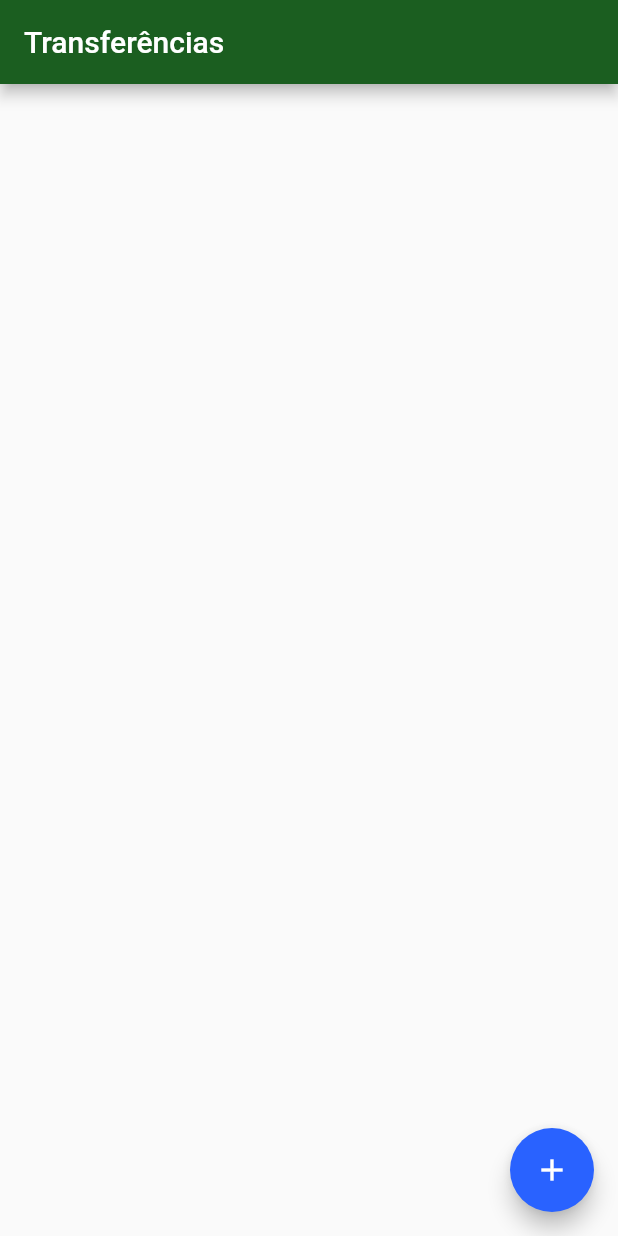
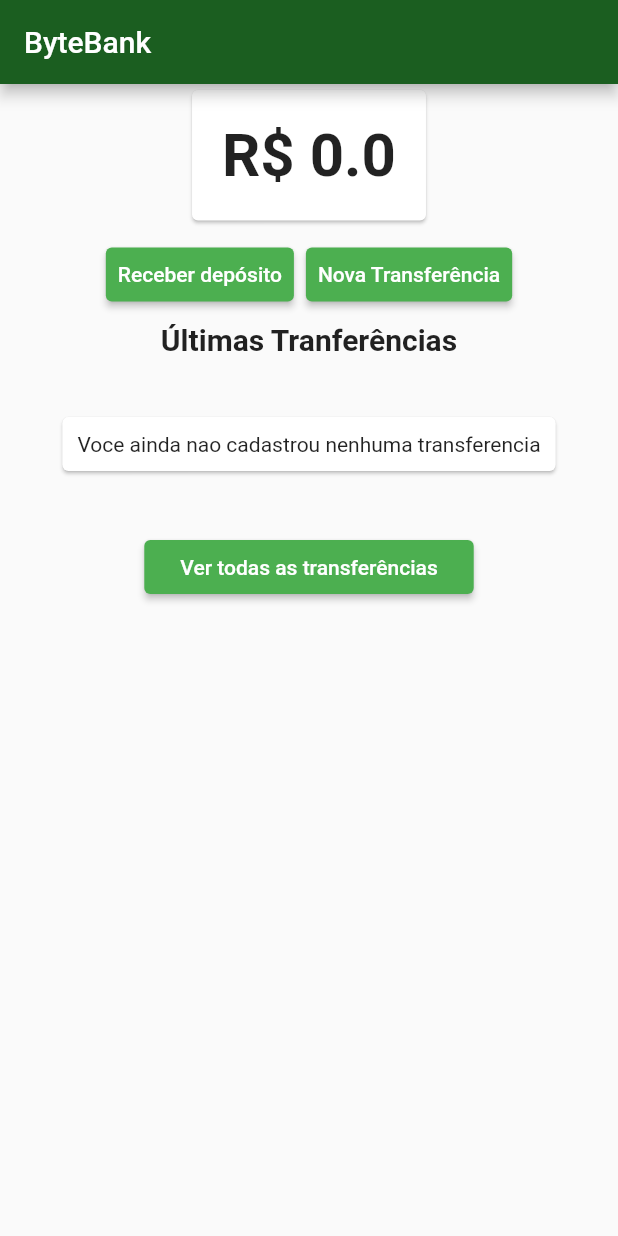
Before and after one commit to GaldinoAllan/ByteBank, a Flutter app: the screen it shows after launch, on a phone screen of 412 x 824 dp. Run offline on Flutter 3.47's test engine with Material 2 defaults, Android fonts, the phone set to English and light mode, and no system bars.

```diff
--- /dev/null
+++ b/lib/models/saldo.dart
@@ -0,0 +1,24 @@
+import 'package:flutter/material.dart';
+
+class Saldo extends ChangeNotifier {
+  double value;
+
+  Saldo(this.value);
+
+  void add(double value) {
+    this.value += value;
+
+    notifyListeners();
+  }
+
+  void subtract(double value) {
+    this.value -= value;
+
+    notifyListeners();
+  }
+
+  @override
+  String toString() {
+    return 'R\$ $value';
+  }
+}
--- a/lib/models/transferencia.dart
+++ b/lib/models/transferencia.dart
@@ -1,14 +1,17 @@
 class Transferencia {
-  final double valor;
-  final int numeroConta;
+  final double value;
+  final int accountNumber;
 
   Transferencia(
-    this.valor,
-    this.numeroConta,
+    this.value,
+    this.accountNumber,
   );
 
-  @override
-  String toString() {
-    return 'Transferencia{valor: $valor, numeroConta: $numeroConta}';
+  String toStringValue() {
+    return 'R\$ $value';
+  }
+
+  String toStringAccount() {
+    return '$accountNumber';
   }
 }
--- /dev/null
+++ b/lib/models/transferencias.dart
@@ -0,0 +1,14 @@
+import 'package:bytebank/models/transferencia.dart';
+import 'package:flutter/material.dart';
+
+class Transferencias extends ChangeNotifier {
+  final List<Transferencia> _transferencias = [];
+
+  List<Transferencia> get transferencias => _transferencias;
+
+  add(Transferencia novaTransferencia) {
+    transferencias.add(novaTransferencia);
+
+    notifyListeners();
+  }
+}
--- /dev/null
+++ b/lib/screens/dashboard/dashboard.dart
@@ -0,0 +1,53 @@
+import 'package:bytebank/screens/dashboard/saldo_card.dart';
+import 'package:bytebank/screens/deposito/formulario_deposito.dart';
+import 'package:bytebank/screens/transferencia/formulario_transferencia.dart';
+import 'package:bytebank/screens/transferencia/ultimas_transferencias.dart';
+import 'package:flutter/material.dart';
+
+class Dashboard extends StatelessWidget {
+  Widget build(BuildContext context) {
+    return Scaffold(
+      appBar: AppBar(
+        title: const Text('ByteBank'),
+      ),
+      body: ListView(
+        children: <Widget>[
+          Align(
+            alignment: Alignment.topCenter,
+            child: SaldoCard(),
+          ),
+          ButtonBar(
+            alignment: MainAxisAlignment.center,
+            children: [
+              RaisedButton(
+                child: Text('Receber depósito'),
+                color: Colors.green,
+                onPressed: () {
+                  Navigator.push(
+                    context,
+                    MaterialPageRoute(builder: (context) {
+                      return FormularioDeposito();
+                    }),
+                  );
+                },
+              ),
+              RaisedButton(
+                child: Text('Nova Transferência'),
+                color: Colors.green,
+                onPressed: () {
+                  Navigator.push(
+                    context,
+                    MaterialPageRoute(builder: (context) {
+                      return FormularioTransferencia();
+                    }),
+                  );
+                },
+              ),
+            ],
+          ),
+          UltimasTransferencias(),
+        ],
+      ),
+    );
+  }
+}
--- /dev/null
+++ b/lib/screens/dashboard/saldo_card.dart
@@ -0,0 +1,26 @@
+import 'package:bytebank/models/saldo.dart';
+import 'package:flutter/material.dart';
+import 'package:provider/provider.dart';
+
+class SaldoCard extends StatelessWidget {
+  @override
+  Widget build(BuildContext context) {
+    return Card(
+      child: Padding(
+        padding: EdgeInsets.all(20.0),
+        child: Consumer<Saldo>(
+          builder: (context, value, child) {
+            return Text(
+              value.toString(),
+              textAlign: TextAlign.center,
+              style: TextStyle(
+                fontSize: 40,
+                fontWeight: FontWeight.bold,
+              ),
+            );
+          },
+        ),
+      ),
+    );
+  }
+}
--- a/lib/screens/transferencia/lista.dart
+++ /dev/null
@@ -1,68 +0,0 @@
-import 'package:bytebank/models/transferencia.dart';
-import 'package:bytebank/screens/transferencia/formulario.dart';
-import 'package:flutter/material.dart';
-
-const _titleAppBar = 'Transferências';
-
-class ListaTransferencias extends StatefulWidget {
-  final List<Transferencia> _transferencias = List();
-
-  @override
-  State<StatefulWidget> createState() {
-    return ListaTransferenciasState();
-  }
-}
-
-class ListaTransferenciasState extends State<ListaTransferencias> {
-  @override
-  Widget build(BuildContext context) {
-    return Scaffold(
-      appBar: AppBar(
-        title: Text(_titleAppBar),
-      ),
-      body: ListView.builder(
-        itemCount: widget._transferencias.length,
-        itemBuilder: (context, indice) {
-          final transferencia = widget._transferencias[indice];
-          return ItemTransferencia(transferencia);
-        },
-      ),
-      floatingActionButton: FloatingActionButton(
-        child: Icon(Icons.add),
-        onPressed: () {
-          Navigator.push(
-            context,
-            MaterialPageRoute(builder: (context) {
-              return FormularioTransferencia();
-            }),
-          ).then((transferenciaRecebida) => _atualiza(transferenciaRecebida));
-        },
-      ),
-    );
-  }
-
-  void _atualiza(Transferencia transferenciaRecebida) {
-    if (transferenciaRecebida != null) {
-      setState(() {
-        widget._transferencias.add(transferenciaRecebida);
-      });
-    }
-  }
-}
-
-class ItemTransferencia extends StatelessWidget {
-  final Transferencia _transferencia;
-
-  ItemTransferencia(this._transferencia);
-
-  @override
-  Widget build(BuildContext context) {
-    return Card(
-      child: ListTile(
-        leading: Icon(Icons.monetization_on),
-        title: Text(_transferencia.valor.toString()),
-        subtitle: Text(_transferencia.numeroConta.toString()),
-      ),
-    );
-  }
-}
--- /dev/null
+++ b/lib/screens/transferencia/ultimas_transferencias.dart
@@ -0,0 +1,76 @@
+import 'package:bytebank/models/transferencias.dart';
+import 'package:bytebank/screens/transferencia/lista_transferencias.dart';
+import 'package:flutter/material.dart';
+import 'package:provider/provider.dart';
+
+final _title = 'Últimas Tranferências';
+
+class UltimasTransferencias extends StatelessWidget {
+  @override
+  Widget build(BuildContext context) {
+    return Column(
+      children: [
+        Text(
+          _title,
+          style: TextStyle(
+            fontWeight: FontWeight.bold,
+            fontSize: 20,
+          ),
+        ),
+        Consumer<Transferencias>(
+          builder: (context, transferencias, child) {
+            final _quantity = transferencias.transferencias.length;
+            final _ultimasTransferencias =
+                transferencias.transferencias.reversed.toList();
+
+            int size = 6;
+
+            if (_quantity == 0) {
+              return SemTransferenciasCadastradas();
+            }
+
+            if (_quantity < 7) {
+              size = _quantity;
+            }
+
+            return ListView.builder(
+              padding: const EdgeInsets.all(8),
+              itemCount: size,
+              shrinkWrap: true,
+              itemBuilder: (context, index) {
+                return ItemTransferencia(_ultimasTransferencias[index]);
+              },
+            );
+          },
+        ),
+        RaisedButton(
+          child: Text('Ver todas as transferências'),
+          color: Colors.green,
+          onPressed: () {
+            Navigator.push(
+              context,
+              MaterialPageRoute(builder: (context) {
+                return ListaTransferencias();
+              }),
+            );
+          },
+        ),
+      ],
+    );
+  }
+}
+
+class SemTransferenciasCadastradas extends StatelessWidget {
+  Widget build(BuildContext context) {
+    return Card(
+      margin: EdgeInsets.all(40),
+      child: Padding(
+        padding: EdgeInsets.all(10),
+        child: Text(
+          'Voce ainda nao cadastrou nenhuma transferencia',
+          textAlign: TextAlign.center,
+        ),
+      ),
+    );
+  }
+}
--- a/pubspec.yaml
+++ b/pubspec.yaml
@@ -28,6 +28,7 @@ dependencies:
   # The following adds the Cupertino Icons font to your application.
   # Use with the CupertinoIcons class for iOS style icons.
   cupertino_icons: ^1.0.0
+  provider: ^3.0.0
 
 dev_dependencies:
   flutter_test:
```
Also changed, not shown: lib/main.dart (+19 -3 lines), lib/screens/deposito/formulario_deposito.dart (added, +60 -0 lines), lib/screens/transferencia/formulario_transferencia.dart (renamed from lib/screens/transferencia/formulario.dart, +30 -12 lines), lib/screens/transferencia/lista_transferencias.dart (added, +57 -0 lines), pubspec.lock.
